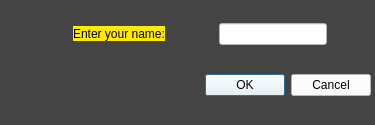
Old version of the form Sudoku/getnamedialog.ui in the repository armankhl/UIAP4002-Sudoku-Game.
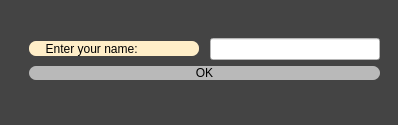
New version of the form.

What changed in the file:
```diff
--- a/Sudoku/getnamedialog.ui
+++ b/Sudoku/getnamedialog.ui
@@ -6,7 +6,7 @@
    <rect>
     <x>0</x>
     <y>0</y>
-    <width>375</width>
+    <width>398</width>
     <height>125</height>
    </rect>
   </property>
@@ -19,35 +19,41 @@
   <widget class="QWidget" name="verticalLayoutWidget">
    <property name="geometry">
     <rect>
-     <x>30</x>
-     <y>0</y>
-     <width>341</width>
-     <height>121</height>
+     <x>29</x>
+     <y>9</y>
+     <width>351</width>
+     <height>101</height>
     </rect>
    </property>
+   <layout class="QVBoxLayout" name="verticalLayout_2">
+    <property name="topMargin">
+     <number>0</number>
+    </property>
+    <item>
    <layout class="QVBoxLayout" name="verticalLayout">
     <item>
      <layout class="QHBoxLayout" name="horizontalLayout">
       <item>
        <widget class="QLabel" name="label">
         <property name="sizePolicy">
-         <sizepolicy hsizetype="Fixed" vsizetype="Fixed">
+           <sizepolicy hsizetype="Expanding" vsizetype="Fixed">
           <horstretch>0</horstretch>
           <verstretch>0</verstretch>
          </sizepolicy>
         </property>
         <property name="minimumSize">
          <size>
-          <width>80</width>
+            <width>150</width>
           <height>15</height>
          </size>
         </property>
         <property name="styleSheet">
-         <string notr="true">font: 15pt &quot;NPISetareh&quot;;
-background-color:  rgb(255, 234, 0)</string>
+           <string notr="true">font: 15pt &quot;NPIRamin&quot;;
+background-color:  rgb(255, 238, 200);
+	border-Radius: 7px;</string>
         </property>
         <property name="text">
-         <string>Enter your name:</string>
+           <string>     Enter your name:</string>
         </property>
        </widget>
       </item>
@@ -70,7 +76,7 @@
       <item>
        <widget class="QLineEdit" name="lineEdit">
         <property name="sizePolicy">
-         <sizepolicy hsizetype="Fixed" vsizetype="Fixed">
+           <sizepolicy hsizetype="Expanding" vsizetype="Fixed">
           <horstretch>0</horstretch>
           <verstretch>0</verstretch>
          </sizepolicy>
@@ -89,17 +95,23 @@
      </layout>
     </item>
     <item>
-     <widget class="QDialogButtonBox" name="buttonBox">
+       <widget class="QPushButton" name="pushButton">
       <property name="styleSheet">
-       <string notr="true">background-color:white;</string>
-      </property>
-      <property name="orientation">
-       <enum>Qt::Horizontal</enum>
-      </property>
-      <property name="standardButtons">
-       <set>QDialogButtonBox::Cancel|QDialogButtonBox::Ok</set>
-      </property>
-     </widget>
+         <string notr="true">
+background-color: rgb(185, 185, 185);
+	border-Radius: 7px;
+	font: 15pt &quot;NPIRamin&quot;;
+
+
+
+</string>
+        </property>
+        <property name="text">
+         <string>OK</string>
+        </property>
+       </widget>
+      </item>
+     </layout>
     </item>
    </layout>
   </widget>
```
Left out of the diff: 42 changed lines with no effect on the pictures. Lines whose indentation alone changed are shown as unchanged.
